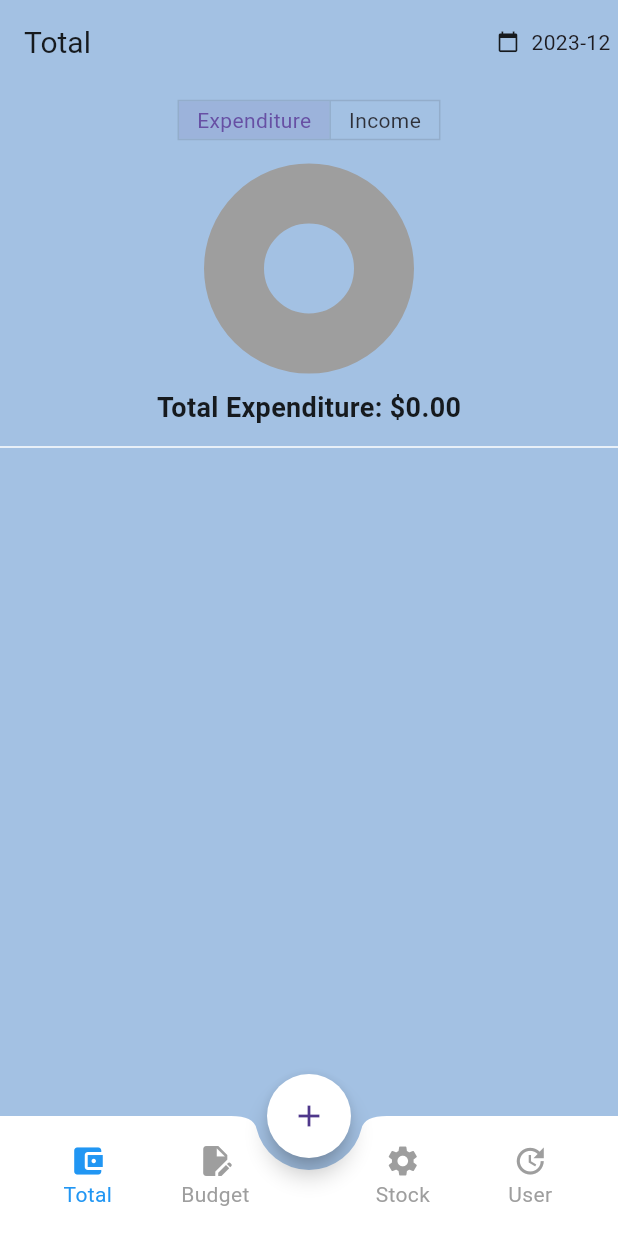
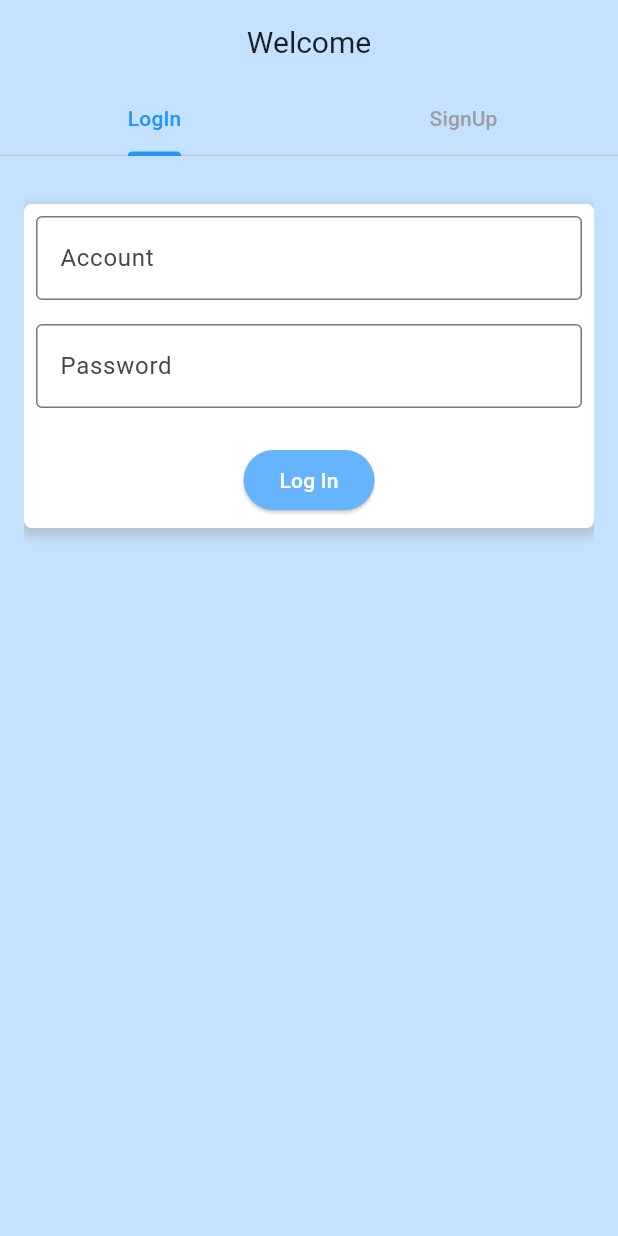
Before and after one commit to Lana0211/FMS, a Flutter app: the screen it shows after launch, on a phone screen of 412 x 824 dp. Run offline on Flutter 3.47's test engine with Material 3 defaults, Android fonts, the phone set to English and light mode, and no system bars; drawn by our look-alikes of fl_chart; our stand-ins replace month_picker_dialog, shared_preferences; Roboto replaces fonts that are missing (Montserrat).

Commit message:
login state

```diff
--- a/lib/main.dart
+++ b/lib/main.dart
@@ -1,5 +1,6 @@
 // main.dart
 import 'package:flutter/material.dart';
+import 'package:shared_preferences/shared_preferences.dart';
 import 'src/theme.dart';
 import 'home.dart';
 import 'total.dart';
@@ -7,19 +8,63 @@ import 'budget.dart';
 import 'stock.dart';
 import 'accounting.dart';
 import 'transaction.dart';
+import 'login_check.dart';
+import 'login_page.dart';
 
 
 void main() {
   runApp(MyApp());
 }
 
-class MyApp extends StatelessWidget {
+Future<bool> initApp() async {
+  WidgetsFlutterBinding.ensureInitialized();
+  final SharedPreferences prefs = await SharedPreferences.getInstance();
+  final bool isLoggedIn = prefs.getBool('is_logged_in') ?? false;
+
+  return isLoggedIn;
+}
+
+class MyApp extends StatefulWidget {
+  @override
+  _MyAppState createState() => _MyAppState();
+}
+
+class _MyAppState extends State<MyApp> {
+  late Future<bool> _isLoggedIn;
+
+  @override
+  void initState() {
+    super.initState();
+    _isLoggedIn = initApp();
+  }
+
   @override
   Widget build(BuildContext context) {
-    return MaterialApp(
-      title: 'Flutter Demo',
-      theme: AppTheme.lightTheme, // Use the light theme
-      home: MainScreen(),
+    return FutureBuilder<bool>(
+      future: _isLoggedIn,
+      builder: (context, snapshot) {
+        if (snapshot.connectionState == ConnectionState.waiting) {
+          return const MaterialApp(
+            home: Scaffold(
+              body: Center(child: CircularProgressIndicator()),
+            ),
+          );
+        } else if (snapshot.hasError) {
+          return MaterialApp(
+            home: Scaffold(
+              body: Center(child: Text("Error: ${snapshot.error}")),
+            ),
+          );
+        }
+
+        final isLoggedIn = snapshot.data ?? false;
+
+        return MaterialApp(
+          title: 'Flutter Demo',
+          theme: AppTheme.lightTheme,
+          home: isLoggedIn ? MainScreen() : LoginScreen(),
+        );
+      },
     );
   }
 }
--- a/pubspec.yaml
+++ b/pubspec.yaml
@@ -39,6 +39,7 @@ dependencies:
   http: ^1.1.2
   intl: ^0.18.1
   month_picker_dialog: ^2.4.0
+  shared_preferences: ^2.2.2
 
 dev_dependencies:
   flutter_test:
```
Also changed, not shown: lib/login_check.dart (added, +23 -0 lines), lib/login_page.dart (+34 -11 lines), pubspec.lock, 1 other file.
